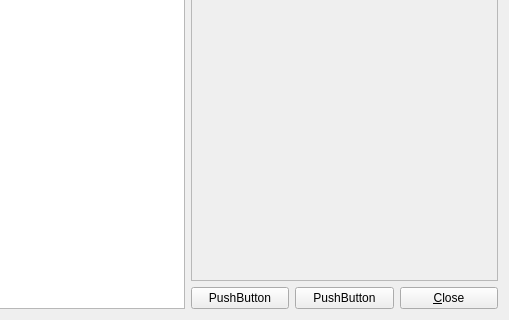
This is src/nbtreaderui.ui in DreamHelium/dhlrc as Qt 5 draws it before an edit; both pictures show x 133 to 642 and y 110 to 430 of the 642 by 430 pixel window. The edited form follows.
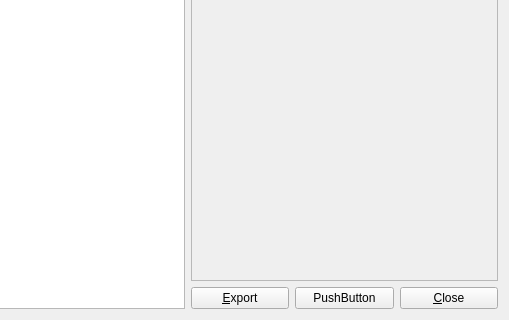
This is the edited form.

Commit message: Test save for NBT's entity and Experimental NBT Export

```diff
--- a/src/nbtreaderui.ui
+++ b/src/nbtreaderui.ui
@@ -113,7 +113,7 @@
          <item>
           <widget class="QPushButton" name="pushButton">
            <property name="text">
-            <string>PushButton</string>
+            <string>&amp;Export</string>
            </property>
           </widget>
          </item>
```
Left out of the diff: 2 changed lines with no effect on the pictures. The commit also changes 16 other files.
